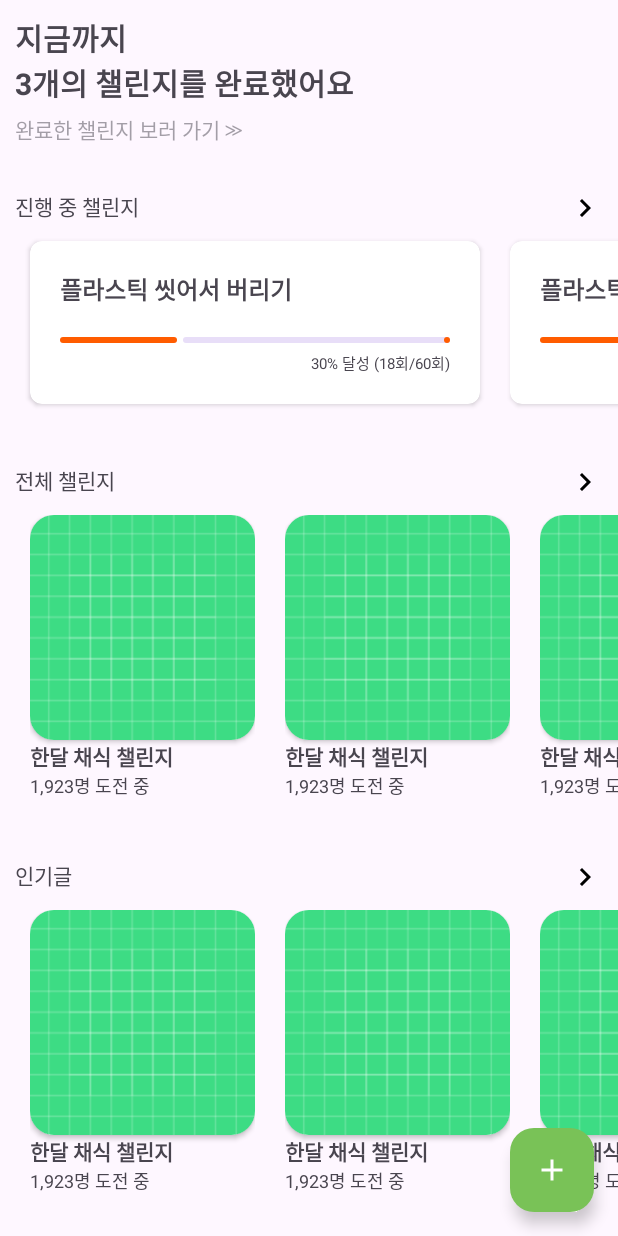
After one commit to Eco-Mate/EcoMate-Client, an Android app: the layout fragment_challenge.xml on its own in the app's theme, with its tools: preview values and no code run, on a phone screen of 412 x 824 dp. The commit adds this screen. Run offline under Robolectric (Android 15) with nearby library versions, the phone set to English and light mode, and no system bars.

Commit message:
feat : main page ui

```diff
--- a/app/src/main/AndroidManifest.xml
+++ b/app/src/main/AndroidManifest.xml
@@ -13,6 +13,9 @@
         android:theme="@style/Theme.EcoMate"
         tools:targetApi="31">
         <activity
+            android:name=".ui.challenge.ChallengeActivity"
+            android:exported="false" />
+        <activity
             android:name=".MainActivity"
             android:exported="true">
             <intent-filter>
--- /dev/null
+++ b/app/src/main/java/com/example/ecomate/ui/challenge/ChallengeFragment.kt
@@ -0,0 +1,60 @@
+package com.example.ecomate.ui.challenge
+
+import android.os.Bundle
+import androidx.fragment.app.Fragment
+import android.view.LayoutInflater
+import android.view.View
+import android.view.ViewGroup
+import com.example.ecomate.R
+
+// TODO: Rename parameter arguments, choose names that match
+// the fragment initialization parameters, e.g. ARG_ITEM_NUMBER
+private const val ARG_PARAM1 = "param1"
+private const val ARG_PARAM2 = "param2"
+
+/**
+ * A simple [Fragment] subclass.
+ * Use the [ChallengeFragment.newInstance] factory method to
+ * create an instance of this fragment.
+ */
+class ChallengeFragment : Fragment() {
+    // TODO: Rename and change types of parameters
+    private var param1: String? = null
+    private var param2: String? = null
+
+    override fun onCreate(savedInstanceState: Bundle?) {
+        super.onCreate(savedInstanceState)
+        arguments?.let {
+            param1 = it.getString(ARG_PARAM1)
+            param2 = it.getString(ARG_PARAM2)
+        }
+    }
+
+    override fun onCreateView(
+        inflater: LayoutInflater, container: ViewGroup?,
+        savedInstanceState: Bundle?
+    ): View? {
+        // Inflate the layout for this fragment
+        return inflater.inflate(R.layout.fragment_challenge, container, false)
+    }
+
+    companion object {
+        /**
+         * Use this factory method to create a new instance of
+         * this fragment using the provided parameters.
+         *
+         * @param param1 Parameter 1.
+         * @param param2 Parameter 2.
+         * @return A new instance of fragment ChallengeFragment.
+         */
+        // TODO: Rename and change types and number of parameters
+        @JvmStatic
+        fun newInstance(param1: String, param2: String) =
+            ChallengeFragment().apply {
+                arguments = Bundle().apply {
+                    putString(ARG_PARAM1, param1)
+                    putString(ARG_PARAM2, param2)
+                }
+            }
+    }
+}
--- /dev/null
+++ b/app/src/main/java/com/example/ecomate/ui/temp.kt
@@ -0,0 +1,4 @@
+package com.example.ecomate.ui
+
+class temp {
+}
--- /dev/null
+++ b/app/src/main/res/drawable/baseline_add_24.xml
@@ -0,0 +1,5 @@
+<vector android:height="24dp" android:tint="#FFFFFF"
+    android:viewportHeight="24" android:viewportWidth="24"
+    android:width="24dp" xmlns:android="http://schemas.android.com/apk/res/android">
+    <path android:fillColor="@android:color/white" android:pathData="M19,13h-6v6h-2v-6H5v-2h6V5h2v6h6v2z"/>
+</vector>
--- /dev/null
+++ b/app/src/main/res/drawable/baseline_arrow_back_24.xml
@@ -0,0 +1,5 @@
+<vector android:autoMirrored="true" android:height="24dp"
+    android:tint="#000000" android:viewportHeight="24"
+    android:viewportWidth="24" android:width="24dp" xmlns:android="http://schemas.android.com/apk/res/android">
+    <path android:fillColor="@android:color/white" android:pathData="M20,11H7.83l5.59,-5.59L12,4l-8,8 8,8 1.41,-1.41L7.83,13H20v-2z"/>
+</vector>
--- /dev/null
+++ b/app/src/main/res/drawable/baseline_navigate_next_24.xml
@@ -0,0 +1,5 @@
+<vector android:autoMirrored="true" android:height="24dp"
+    android:tint="#000000" android:viewportHeight="24"
+    android:viewportWidth="24" android:width="24dp" xmlns:android="http://schemas.android.com/apk/res/android">
+    <path android:fillColor="@android:color/white" android:pathData="M10,6L8.59,7.41 13.17,12l-4.58,4.59L10,18l6,-6z"/>
+</vector>
--- /dev/null
+++ b/app/src/main/res/drawable/cardview_dotte_border.xml
@@ -0,0 +1,10 @@
+<?xml version="1.0" encoding="utf-8"?>
+<shape xmlns:android="http://schemas.android.com/apk/res/android"
+    android:shape="rectangle">
+    <stroke
+        android:width="1dp"
+        android:color="@color/black"
+        android:dashWidth="2dp"
+        android:dashGap="4dp" />
+    <corners android:radius="8dp" />
+</shape>
--- /dev/null
+++ b/app/src/main/res/layout/fragment_challenge.xml
@@ -0,0 +1,193 @@
+<?xml version="1.0" encoding="utf-8"?>
+<androidx.constraintlayout.widget.ConstraintLayout xmlns:android="http://schemas.android.com/apk/res/android"
+    xmlns:app="http://schemas.android.com/apk/res-auto"
+    xmlns:tools="http://schemas.android.com/tools"
+    android:layout_width="match_parent"
+    android:layout_height="match_parent"
+    tools:context=".ui.challenge.ChallengeFragment">
+
+    <ScrollView
+        android:layout_width="match_parent"
+        android:layout_height="match_parent">
+
+        <androidx.constraintlayout.widget.ConstraintLayout
+            android:layout_width="match_parent"
+            android:layout_height="wrap_content">
+
+            <androidx.appcompat.widget.AppCompatTextView
+                android:id="@+id/challengeCompleteTv"
+                android:layout_width="wrap_content"
+                android:layout_height="wrap_content"
+                android:layout_marginStart="10dp"
+                android:layout_marginTop="10dp"
+                android:textSize="20sp"
+                android:textStyle="bold"
+                app:layout_constraintStart_toStartOf="parent"
+                app:layout_constraintTop_toTopOf="parent"
+                tools:text="지금까지\n3개의 챌린지를 완료했어요" />
+
+            <androidx.appcompat.widget.AppCompatTextView
+                android:id="@+id/challengeCompleteBtn"
+                android:layout_width="wrap_content"
+                android:layout_height="wrap_content"
+                android:layout_marginTop="5dp"
+                android:alpha="0.5"
+                android:text="완료한 챌린지 보러 가기 ≫"
+                app:layout_constraintStart_toStartOf="@id/challengeCompleteTv"
+                app:layout_constraintTop_toBottomOf="@id/challengeCompleteTv" />
+
+            <LinearLayout
+                android:id="@+id/challengeProgressLayout"
+                android:layout_width="match_parent"
+                android:layout_height="wrap_content"
+                android:layout_marginStart="10dp"
+                android:layout_marginTop="30dp"
+                android:layout_marginEnd="10dp"
+                android:orientation="horizontal"
+                app:layout_constraintStart_toStartOf="@id/challengeCompleteBtn"
+                app:layout_constraintTop_toBottomOf="@id/challengeCompleteBtn">
+
+                <androidx.appcompat.widget.AppCompatTextView
+                    android:layout_width="wrap_content"
+                    android:layout_height="wrap_content"
+                    android:layout_gravity="start"
+                    android:layout_weight="1"
+                    android:text="진행 중 챌린지" />
+
+                <ImageButton
+                    android:layout_width="wrap_content"
+                    android:layout_height="wrap_content"
+                    android:layout_gravity="end"
+                    android:background="@drawable/baseline_navigate_next_24" />
+
+            </LinearLayout>
+
+            <androidx.recyclerview.widget.RecyclerView
+                android:id="@+id/challengeAllRv"
+                android:layout_width="match_parent"
+                android:layout_height="wrap_content"
+                android:layout_marginStart="10dp"
+                android:orientation="horizontal"
+                app:layoutManager="androidx.recyclerview.widget.LinearLayoutManager"
+                app:layout_constraintStart_toStartOf="@id/challengeProgressLayout"
+                app:layout_constraintTop_toBottomOf="@id/challengeProgressLayout"
+                tools:listitem="@layout/item_challenge_progress" />
+
+
+            <LinearLayout
+                android:id="@+id/challengeEmptyLayout"
+                android:layout_width="match_parent"
+                android:layout_height="match_parent"
+                android:layout_margin="10dp"
+                android:background="@drawable/cardview_dotte_border"
+                android:gravity="center"
+                android:orientation="vertical"
+                android:visibility="gone"
+                app:layout_constraintStart_toStartOf="@id/challengeProgressLayout"
+                app:layout_constraintTop_toBottomOf="@id/challengeProgressLayout">
+
+                <TextView
+                    android:layout_width="wrap_content"
+                    android:layout_height="wrap_content"
+                    android:layout_margin="10dp"
+                    android:text="아직 진행 중인 챌린지가 없어요" />
+
+                <TextView
+                    android:layout_width="wrap_content"
+                    android:layout_height="wrap_content"
+                    android:layout_margin="10dp"
+                    android:alpha="0.5"
+                    android:text="전체 챌린지 보러가기>>" />
+
+            </LinearLayout>
+
+            <LinearLayout
+                android:id="@+id/challengeALlLayout"
+                android:layout_width="match_parent"
+                android:layout_height="wrap_content"
+                android:layout_marginStart="10dp"
+                android:layout_marginTop="30dp"
+                android:layout_marginEnd="10dp"
+                android:orientation="horizontal"
+                app:layout_constraintStart_toStartOf="@id/challengeAllRv"
+                app:layout_constraintTop_toBottomOf="@id/challengeAllRv">
+
+                <androidx.appcompat.widget.AppCompatTextView
+                    android:layout_width="wrap_content"
+                    android:layout_height="wrap_content"
+                    android:layout_gravity="start"
+                    android:layout_weight="1"
+                    android:text="전체 챌린지" />
+
+                <ImageButton
+                    android:layout_width="wrap_content"
+                    android:layout_height="wrap_content"
+                    android:layout_gravity="end"
+                    android:background="@drawable/baseline_navigate_next_24" />
+
+            </LinearLayout>
+
+            <androidx.recyclerview.widget.RecyclerView
+                android:id="@+id/challengeProgressRv"
+                android:layout_width="match_parent"
+                android:layout_height="wrap_content"
+                android:layout_marginStart="10dp"
+                android:orientation="horizontal"
+                app:layoutManager="androidx.recyclerview.widget.LinearLayoutManager"
+                app:layout_constraintStart_toStartOf="@id/challengeALlLayout"
+                app:layout_constraintTop_toBottomOf="@id/challengeALlLayout"
+                tools:listitem="@layout/item_challenge_all" />
+
+            <LinearLayout
+                android:id="@+id/challengeHotLayout"
+                android:layout_width="match_parent"
+                android:layout_height="wrap_content"
+                android:layout_marginStart="10dp"
+                android:layout_marginTop="30dp"
+                android:layout_marginEnd="10dp"
+                android:orientation="horizontal"
+                app:layout_constraintStart_toStartOf="@id/challengeProgressRv"
+                app:layout_constraintTop_toBottomOf="@id/challengeProgressRv">
+
+                <androidx.appcompat.widget.AppCompatTextView
+                    android:layout_width="wrap_content"
+                    android:layout_height="wrap_content"
+                    android:layout_gravity="start"
+                    android:layout_weight="1"
+                    android:text="인기글" />
+
+                <ImageButton
+                    android:layout_width="wrap_content"
+                    android:layout_height="wrap_content"
+                    android:layout_gravity="end"
+                    android:background="@drawable/baseline_navigate_next_24" />
+
+            </LinearLayout>
+
+            <androidx.recyclerview.widget.RecyclerView
+                android:id="@+id/challengeHotRv"
+                android:layout_width="match_parent"
+                android:layout_height="wrap_content"
+                android:layout_marginStart="10dp"
+                android:orientation="horizontal"
+                app:layoutManager="androidx.recyclerview.widget.LinearLayoutManager"
+                app:layout_constraintStart_toStartOf="@id/challengeHotLayout"
+                app:layout_constraintTop_toBottomOf="@id/challengeHotLayout"
+                tools:listitem="@layout/item_challenge_all" />
+
+        </androidx.constraintlayout.widget.ConstraintLayout>
+    </ScrollView>
+
+    <com.google.android.material.floatingactionbutton.FloatingActionButton
+        android:layout_width="wrap_content"
+        android:layout_height="wrap_content"
+        android:layout_margin="16dp"
+        android:backgroundTint="@color/primary"
+        android:src="@drawable/baseline_add_24"
+        android:tint="@color/white"
+        app:layout_constraintBottom_toBottomOf="parent"
+        app:layout_constraintEnd_toEndOf="parent"
+        app:layout_constraintMarginBottom="16dp"
+        app:layout_constraintMarginEnd="16dp"
+        app:tint="@null" />
+</androidx.constraintlayout.widget.ConstraintLayout>
--- /dev/null
+++ b/app/src/main/res/layout/item_challenge_all.xml
@@ -0,0 +1,44 @@
+<?xml version="1.0" encoding="utf-8"?>
+<androidx.constraintlayout.widget.ConstraintLayout xmlns:android="http://schemas.android.com/apk/res/android"
+    xmlns:app="http://schemas.android.com/apk/res-auto"
+    xmlns:tools="http://schemas.android.com/tools"
+    android:layout_width="wrap_content"
+    android:layout_margin="10dp"
+    android:layout_height="wrap_content">
+
+    <androidx.cardview.widget.CardView
+        android:id="@+id/challengeAllLayout"
+        android:layout_width="wrap_content"
+        android:layout_height="wrap_content"
+        app:cardCornerRadius="16dp"
+        app:layout_constraintStart_toStartOf="parent"
+        app:layout_constraintTop_toTopOf="parent">
+
+        <ImageView
+            android:id="@+id/challengeAllIv"
+            android:layout_width="150dp"
+            android:layout_height="150dp"
+            android:src="@drawable/ic_launcher_background" />
+    </androidx.cardview.widget.CardView>
+
+
+    <TextView
+        android:id="@+id/challengeAllTitle"
+        android:layout_width="wrap_content"
+        android:layout_height="wrap_content"
+        android:textStyle="bold"
+        app:layout_constraintStart_toStartOf="@id/challengeAllLayout"
+        app:layout_constraintTop_toBottomOf="@id/challengeAllLayout"
+        tools:text="한달 채식 챌린지 " />
+
+    <TextView
+        android:id="@+id/challengeAllPeople"
+        android:layout_width="wrap_content"
+        android:layout_height="wrap_content"
+        android:textSize="12sp"
+        app:layout_constraintStart_toStartOf="@id/challengeAllTitle"
+        app:layout_constraintTop_toBottomOf="@id/challengeAllTitle"
+        tools:text="1,923명 도전 중" />
+
+
+</androidx.constraintlayout.widget.ConstraintLayout>
--- /dev/null
+++ b/app/src/main/res/layout/item_challenge_progress.xml
@@ -0,0 +1,51 @@
+<?xml version="1.0" encoding="utf-8"?>
+<androidx.cardview.widget.CardView xmlns:android="http://schemas.android.com/apk/res/android"
+    xmlns:app="http://schemas.android.com/apk/res-auto"
+    xmlns:tools="http://schemas.android.com/tools"
+    android:layout_width="300dp"
+    android:layout_height="wrap_content"
+    android:layout_margin="10dp"
+    app:cardCornerRadius="8dp">
+
+    <androidx.constraintlayout.widget.ConstraintLayout
+        android:layout_width="match_parent"
+        android:layout_height="wrap_content"
+        android:padding="20dp">
+
+        <TextView
+            android:id="@+id/challengeProgressTitle"
+            android:layout_width="wrap_content"
+            android:layout_height="wrap_content"
+            android:textSize="16sp"
+            android:textStyle="bold"
+            app:layout_constraintStart_toStartOf="parent"
+            app:layout_constraintTop_toTopOf="parent"
+            tools:text="플라스틱 씻어서 버리기" />
+
+        <com.google.android.material.progressindicator.LinearProgressIndicator
+            android:id="@+id/challengeProgressBar"
+            android:layout_width="0dp"
+            android:layout_height="wrap_content"
+            android:layout_marginTop="20dp"
+            android:progress="30"
+            app:indicatorColor="@color/orange"
+            app:layout_constraintEnd_toEndOf="parent"
+            app:layout_constraintStart_toStartOf="@id/challengeProgressTitle"
+            app:layout_constraintTop_toBottomOf="@id/challengeProgressTitle">
+
+        </com.google.android.material.progressindicator.LinearProgressIndicator>
+
+        <TextView
+            android:id="@+id/challengeProgressDes"
+            android:layout_width="wrap_content"
+            android:layout_height="wrap_content"
+            android:layout_marginTop="5dp"
+            android:textSize="10sp"
+            app:layout_constraintEnd_toEndOf="@id/challengeProgressBar"
+            app:layout_constraintTop_toBottomOf="@id/challengeProgressBar"
+            tools:text="30% 달성 (18회/60회)" />
+
+    </androidx.constraintlayout.widget.ConstraintLayout>
+
+
+</androidx.cardview.widget.CardView>
--- /dev/null
+++ b/app/src/main/res/menu/navigation_menu.xml
@@ -0,0 +1,4 @@
+<?xml version="1.0" encoding="utf-8"?>
+<menu xmlns:android="http://schemas.android.com/apk/res/android">
+
+</menu>
--- /dev/null
+++ b/app/src/main/res/navigation/nav_graph.xml
@@ -0,0 +1,6 @@
+<?xml version="1.0" encoding="utf-8"?>
+<navigation xmlns:android="http://schemas.android.com/apk/res/android"
+    xmlns:app="http://schemas.android.com/apk/res-auto"
+    android:id="@+id/nav_graph">
+
+</navigation>
--- a/app/src/main/res/values/colors.xml
+++ b/app/src/main/res/values/colors.xml
@@ -2,4 +2,6 @@
 <resources>
     <color name="black">#FF000000</color>
     <color name="white">#FFFFFFFF</color>
+    <color name="orange">#FF5C00</color>
+    <color name="primary">#79C257</color>
 </resources>
--- a/app/src/main/res/values/strings.xml
+++ b/app/src/main/res/values/strings.xml
@@ -1,3 +1,5 @@
 <resources>
     <string name="app_name">EcoMate</string>
+    <!-- TODO: Remove or change this placeholder text -->
+    <string name="hello_blank_fragment">Hello blank fragment</string>
 </resources>
```
Also changed, not shown: app/build.gradle (+9 -0 lines).
